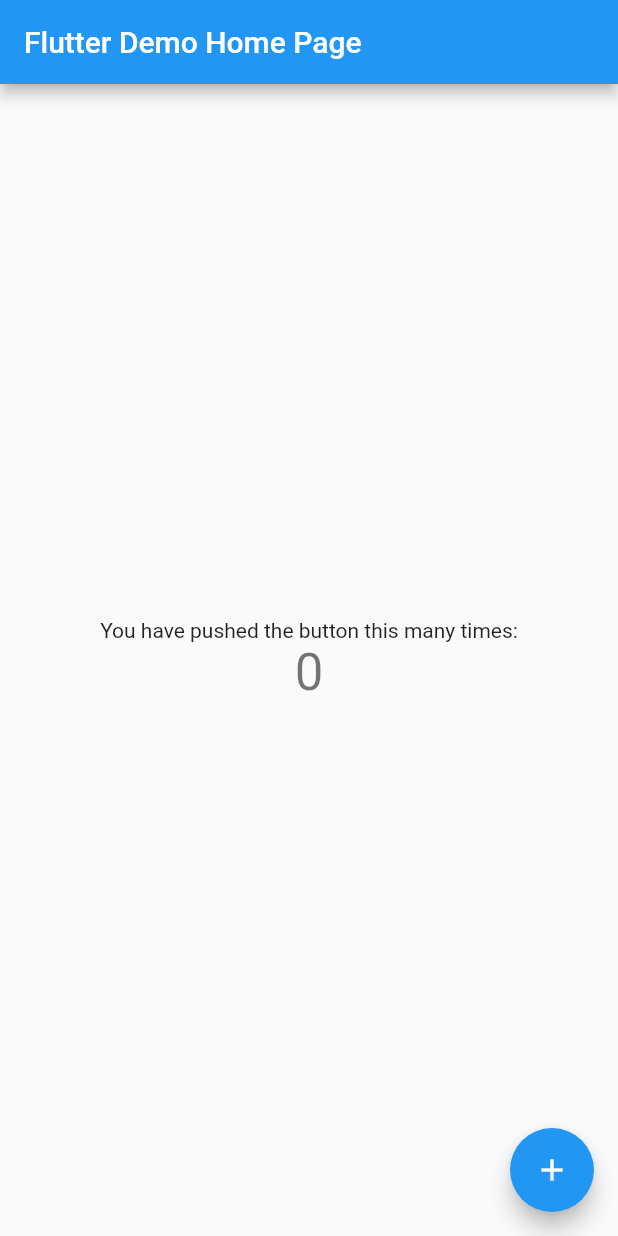
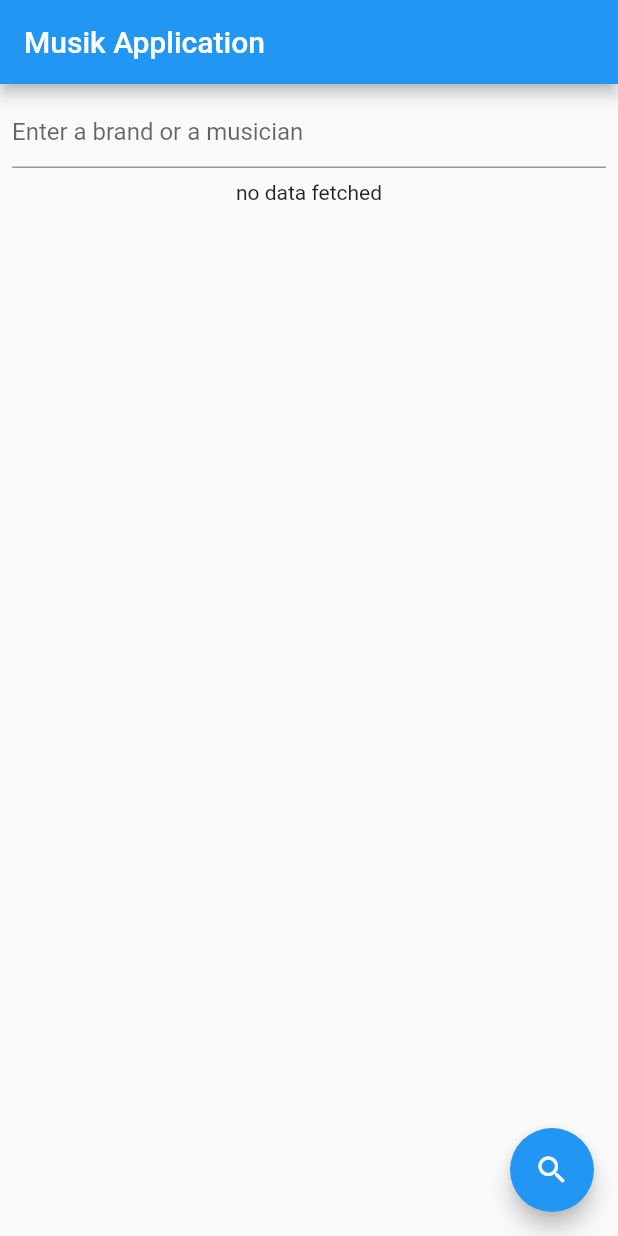
Before and after one commit to samuelm00/musik_app, a Flutter app: the screen it shows after launch, on a phone screen of 412 x 824 dp. Run offline on Flutter 3.47's test engine with Material 2 defaults, Android fonts, the phone set to English and light mode, and no system bars.

Commit message:
implemented musician fetching

```diff
--- /dev/null
+++ b/lib/HomePage.dart
@@ -0,0 +1,78 @@
+import 'package:flutter/material.dart';
+import "dart:convert";
+import 'package:http/http.dart' as http;
+import 'package:musikapp/Musician.dart';
+
+class MyHomePage extends StatefulWidget {
+  MyHomePage({Key key, this.title}) : super(key: key);
+
+  final String title;
+
+  @override
+  _MyHomePageState createState() => _MyHomePageState();
+}
+
+class _MyHomePageState extends State<MyHomePage> {
+  String _userInput = "";
+  List<Musician> musicians = [];
+
+  Future<http.Response> fetchAlbum(String artist) {
+    return http.get("https://www.theaudiodb.com/api/v1/json/1/search.php?s=" +
+        artist.toLowerCase());
+  }
+
+  Future<int> search() async {
+    dynamic response =
+        json.decode(await fetchAlbum(_userInput).then((value) => value.body));
+
+    List<Musician> list = [
+      Musician(
+          response["artists"][0]["strArtist"],
+          response["artists"][0]["strStyle"],
+          response["artists"][0]["intFormedYear"],
+          response["artists"][0]["strWebsite"],
+          response["artists"][0]["strBiographyEN"])
+    ];
+
+    setState(() {
+      musicians = list;
+    });
+
+    return 0;
+  }
+
+  @override
+  Widget build(BuildContext context) {
+    return Scaffold(
+      appBar: AppBar(
+        title: Text(widget.title),
+      ),
+      body: SingleChildScrollView(
+        child: Center(
+          child: Column(
+            children: <Widget>[
+              Padding(
+                padding: const EdgeInsets.all(8.0),
+                child: TextField(
+                  onChanged: (String value) => setState(() {
+                    _userInput = value;
+                  }),
+                  decoration:
+                      InputDecoration(hintText: "Enter a brand or a musician"),
+                ),
+              ),
+              Text(musicians.length > 0
+                  ? musicians[0].biography
+                  : "no data fetched")
+            ],
+          ),
+        ),
+      ),
+      floatingActionButton: FloatingActionButton(
+        onPressed: search,
+        tooltip: "search",
+        child: Icon(Icons.search),
+      ), // This trailing comma makes auto-formatting nicer for build methods.
+    );
+  }
+}
--- /dev/null
+++ b/lib/Musician.dart
@@ -0,0 +1,17 @@
+class Musician {
+  Musician(String name, String style, String genre, String website,
+      String biography) {
+    this.name = name;
+    this.year = year;
+    this.style = style;
+    this.website = website;
+    this.biography = biography;
+  }
+
+  String name;
+  int year;
+  String style;
+  String genre;
+  String website;
+  String biography;
+}
--- a/lib/main.dart
+++ b/lib/main.dart
@@ -1,4 +1,5 @@
 import 'package:flutter/material.dart';
+import 'HomePage.dart';
 
 void main() {
   runApp(MyApp());
@@ -22,92 +23,7 @@
         // is not restarted.
         primarySwatch: Colors.blue,
       ),
-      home: MyHomePage(title: 'Flutter Demo Home Page'),
+      home: MyHomePage(title: 'Musik Application'),
     );
   }
 }
-
-class MyHomePage extends StatefulWidget {
-  MyHomePage({Key key, this.title}) : super(key: key);
-
-  // This widget is the home page of your application. It is stateful, meaning
-  // that it has a State object (defined below) that contains fields that affect
-  // how it looks.
-
-  // This class is the configuration for the state. It holds the values (in this
-  // case the title) provided by the parent (in this case the App widget) and
-  // used by the build method of the State. Fields in a Widget subclass are
-  // always marked "final".
-
-  final String title;
-
-  @override
-  _MyHomePageState createState() => _MyHomePageState();
-}
-
-class _MyHomePageState extends State<MyHomePage> {
-  int _counter = 0;
-
-  void _incrementCounter() {
-    setState(() {
-      // This call to setState tells the Flutter framework that something has
-      // changed in this State, which causes it to rerun the build method below
-      // so that the display can reflect the updated values. If we changed
-      // _counter without calling setState(), then the build method would not be
-      // called again, and so nothing would appear to happen.
-      _counter++;
-    });
-  }
-
-  @override
-  Widget build(BuildContext context) {
-    // This method is rerun every time setState is called, for instance as done
-    // by the _incrementCounter method above.
-    //
-    // The Flutter framework has been optimized to make rerunning build methods
-    // fast, so that you can just rebuild anything that needs updating rather
-    // than having to individually change instances of widgets.
-    return Scaffold(
-      appBar: AppBar(
-        // Here we take the value from the MyHomePage object that was created by
-        // the App.build method, and use it to set our appbar title.
-        title: Text(widget.title),
-      ),
-      body: Center(
-        // Center is a layout widget. It takes a single child and positions it
-        // in the middle of the parent.
-        child: Column(
-          // Column is also a layout widget. It takes a list of children and
-          // arranges them vertically. By default, it sizes itself to fit its
-          // children horizontally, and tries to be as tall as its parent.
-          //
-          // Invoke "debug painting" (press "p" in the console, choose the
-          // "Toggle Debug Paint" action from the Flutter Inspector in Android
-          // Studio, or the "Toggle Debug Paint" command in Visual Studio Code)
-          // to see the wireframe for each widget.
-          //
-          // Column has various properties to control how it sizes itself and
-          // how it positions its children. Here we use mainAxisAlignment to
-          // center the children vertically; the main axis here is the vertical
-          // axis because Columns are vertical (the cross axis would be
-          // horizontal).
-          mainAxisAlignment: MainAxisAlignment.center,
-          children: <Widget>[
-            Text(
-              'You have pushed the button this many times:',
-            ),
-            Text(
-              '$_counter',
-              style: Theme.of(context).textTheme.headline4,
-            ),
-          ],
-        ),
-      ),
-      floatingActionButton: FloatingActionButton(
-        onPressed: _incrementCounter,
-        tooltip: 'Increment',
-        child: Icon(Icons.add),
-      ), // This trailing comma makes auto-formatting nicer for build methods.
-    );
-  }
-}
--- a/pubspec.yaml
+++ b/pubspec.yaml
@@ -3,7 +3,7 @@
 
 # The following line prevents the package from being accidentally published to
 # pub.dev using `pub publish`. This is preferred for private packages.
-publish_to: 'none' # Remove this line if you wish to publish to pub.dev
+publish_to: "none" # Remove this line if you wish to publish to pub.dev
 
 # The following defines the version and build number for your application.
 # A version number is three numbers separated by dots, like 1.2.43
@@ -23,7 +23,7 @@
 dependencies:
   flutter:
     sdk: flutter
-
+  http: ^0.12.0+4
 
   # The following adds the Cupertino Icons font to your application.
   # Use with the CupertinoIcons class for iOS style icons.
@@ -38,7 +38,6 @@
 
 # The following section is specific to Flutter.
 flutter:
-
   # The following line ensures that the Material Icons font is
   # included with your application, so that you can use the icons in
   # the material Icons class.
```
Also changed, not shown: pubspec.lock.
